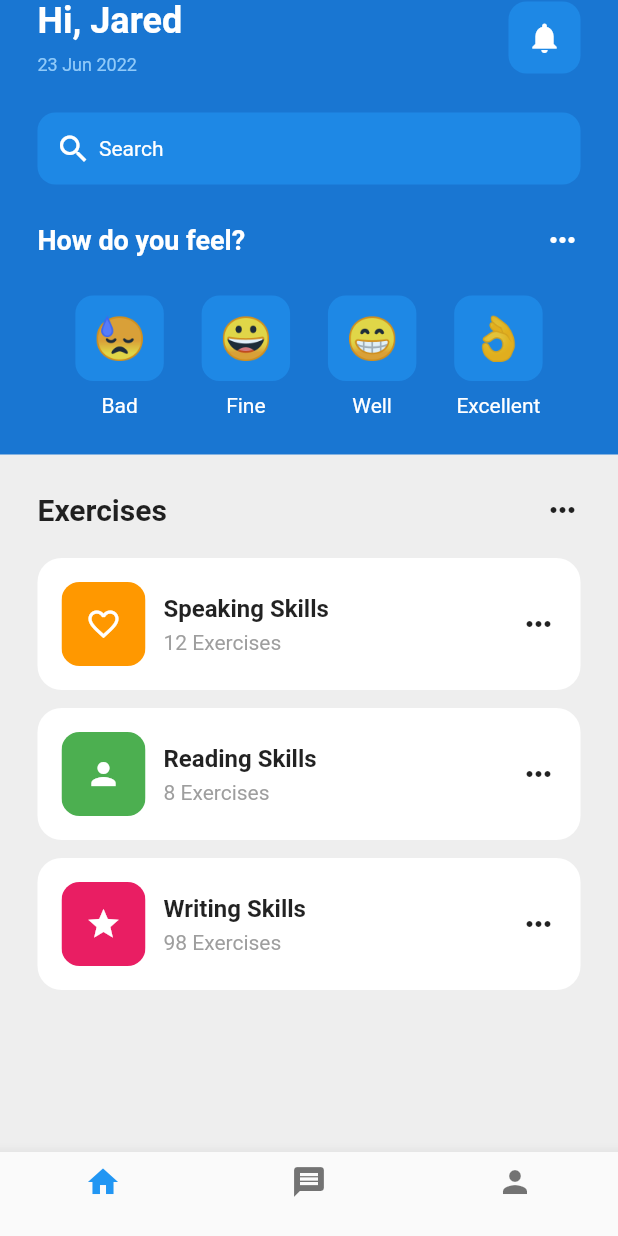
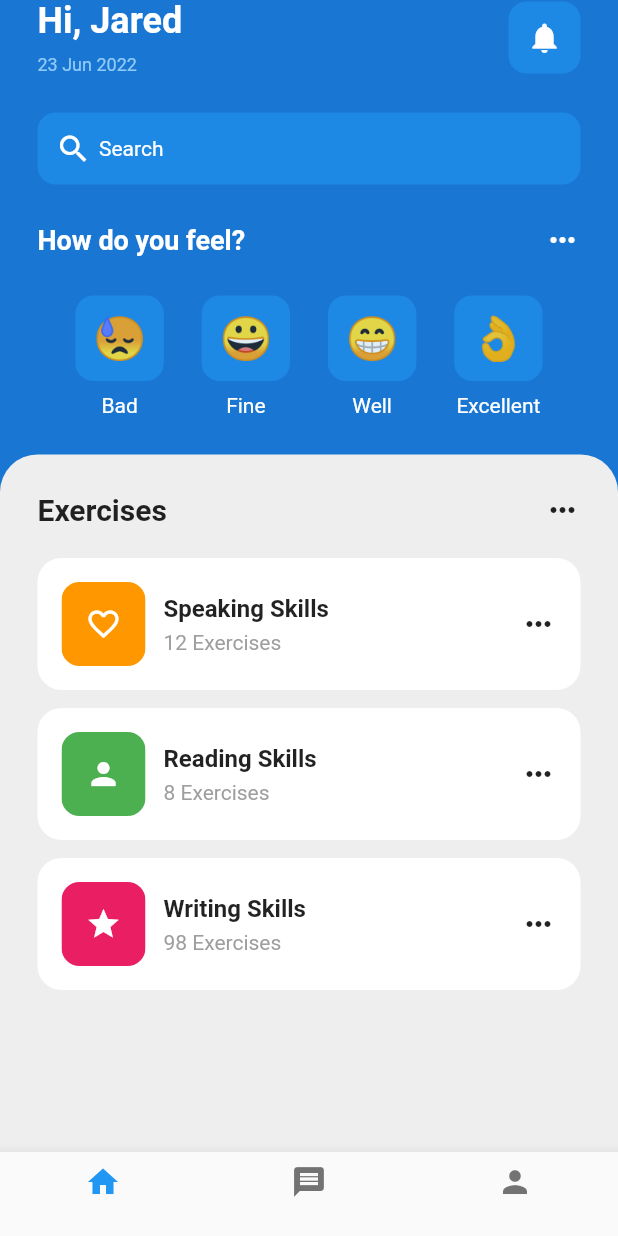
Before and after one commit to himashatw/mHealth, a Flutter app: the screen it shows after launch, on a phone screen of 412 x 824 dp. Run offline on Flutter 3.47's test engine with Material 2 defaults, Android fonts, the light colour scheme and no system bars.

Commit message:
styling issue fixed

```diff
--- a/lib/pages/home_page.dart
+++ b/lib/pages/home_page.dart
@@ -203,7 +203,11 @@ class _HomePageState extends State<HomePage> {
               Expanded(
                 child: Container(
                   padding: EdgeInsets.all(25.0),
-                  color: Colors.grey[200],
+                  decoration: BoxDecoration(
+                    borderRadius:
+                        BorderRadius.vertical(top: Radius.circular(25)),
+                    color: Colors.grey[200],
+                  ),
                   child: Center(
                     child: Column(
                       children: [
```
